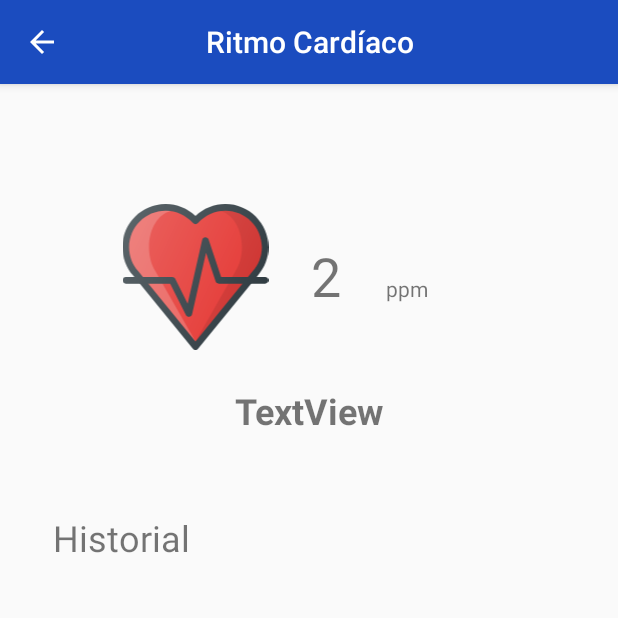
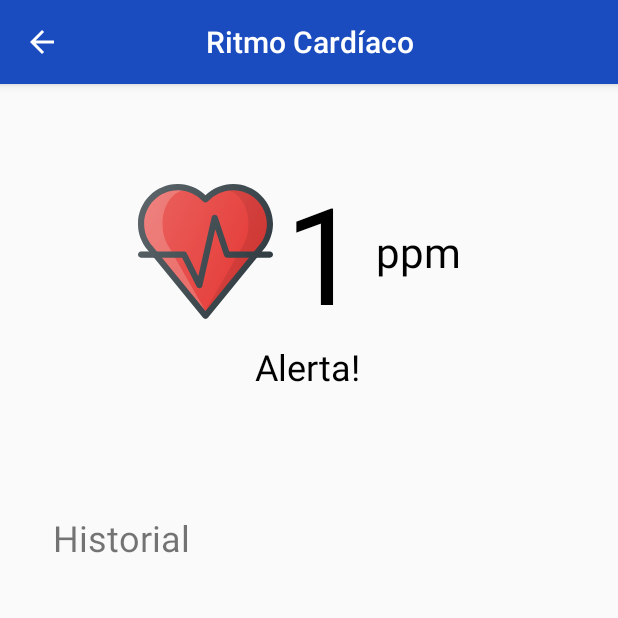
Before and after one commit to YerkoCuzmar/VitalSignsCheckup, an Android app: the screen it shows after launch (MonitorHeartRate), after a tap on "Ritmo Cardíaco", on a phone screen of 412 x 824 dp, the top half of it. Run offline under Robolectric (Android 15) with nearby library versions, the phone set to English and light mode, and no system bars.

Commit message:
Fragment para medicion de ritmo cardiaco.

```diff
--- a/app/build.gradle
+++ b/app/build.gradle
@@ -20,6 +20,10 @@ android {
             proguardFiles getDefaultProguardFile('proguard-android-optimize.txt'), 'proguard-rules.pro'
         }
     }
+
+    dataBinding{
+        enabled = true;
+    }
 }
 
 dependencies {
@@ -31,6 +35,7 @@ dependencies {
     implementation 'com.google.android.material:material:1.1.0'
     implementation 'androidx.recyclerview:recyclerview:1.1.0'
     implementation 'androidx.legacy:legacy-support-v4:1.0.0'
+    implementation 'androidx.lifecycle:lifecycle-extensions:2.2.0'
     testImplementation 'junit:junit:4.12'
     androidTestImplementation 'androidx.test.ext:junit:1.1.1'
     androidTestImplementation 'androidx.test.espresso:espresso-core:3.2.0'
--- /dev/null
+++ b/app/src/main/java/com/example/vitalsignscheckup/HistoryFragment.java
@@ -0,0 +1,64 @@
+package com.example.vitalsignscheckup;
+
+import android.os.Bundle;
+
+import androidx.fragment.app.Fragment;
+
+import android.view.LayoutInflater;
+import android.view.View;
+import android.view.ViewGroup;
+
+/**
+ * A simple {@link Fragment} subclass.
+ * Use the {@link HistoryFragment#newInstance} factory method to
+ * create an instance of this fragment.
+ */
+public class HistoryFragment extends Fragment {
+
+    // TODO: Rename parameter arguments, choose names that match
+    // the fragment initialization parameters, e.g. ARG_ITEM_NUMBER
+    private static final String ARG_PARAM1 = "param1";
+    private static final String ARG_PARAM2 = "param2";
+
+    // TODO: Rename and change types of parameters
+    private String mParam1;
+    private String mParam2;
+
+    public HistoryFragment() {
+        // Required empty public constructor
+    }
+
+    /**
+     * Use this factory method to create a new instance of
+     * this fragment using the provided parameters.
+     *
+     * @param param1 Parameter 1.
+     * @param param2 Parameter 2.
+     * @return A new instance of fragment HistoryFragment.
+     */
+    // TODO: Rename and change types and number of parameters
+    public static HistoryFragment newInstance(String param1, String param2) {
+        HistoryFragment fragment = new HistoryFragment();
+        Bundle args = new Bundle();
+        args.putString(ARG_PARAM1, param1);
+        args.putString(ARG_PARAM2, param2);
+        fragment.setArguments(args);
+        return fragment;
+    }
+
+    @Override
+    public void onCreate(Bundle savedInstanceState) {
+        super.onCreate(savedInstanceState);
+        if (getArguments() != null) {
+            mParam1 = getArguments().getString(ARG_PARAM1);
+            mParam2 = getArguments().getString(ARG_PARAM2);
+        }
+    }
+
+    @Override
+    public View onCreateView(LayoutInflater inflater, ViewGroup container,
+                             Bundle savedInstanceState) {
+        // Inflate the layout for this fragment
+        return inflater.inflate(R.layout.fragment_history, container, false);
+    }
+}
--- a/app/src/main/java/com/example/vitalsignscheckup/MonitorHeartRate.java
+++ b/app/src/main/java/com/example/vitalsignscheckup/MonitorHeartRate.java
@@ -13,10 +13,14 @@ import java.util.Objects;
 
 public class MonitorHeartRate extends AppCompatActivity {
 
+    private int count;
+    private ReadingFragment readingFragment = new ReadingFragment();
 
-    int count = 0;
     protected void onCreate(Bundle savedInstanceState) {
+        count = 0;
         super.onCreate(savedInstanceState);
+        getSupportFragmentManager().beginTransaction().add(R.id.readingContainer, readingFragment)
+                .addToBackStack("heart_rate_reading").commit();
         setContentView(R.layout.activity_monitor_heart_rate);
         ActionBar actionBar = Objects.requireNonNull(getSupportActionBar());
         actionBar.setDisplayOptions(ActionBar.DISPLAY_SHOW_CUSTOM);
@@ -27,38 +31,7 @@ public class MonitorHeartRate extends AppCompatActivity {
         TextView actionBarTitle = findViewById(R.id.custom_app_bar_title);
         actionBarTitle.setText(R.string.MonitorHeartRateTitle);
 
-        //TextView tv1 = (TextView)findViewById(R.id.alerta_heart);
-        //tv1.setText("Mostrar Alerta");
 
-        TextView tv2 = (TextView)findViewById(R.id.medida_heart);
-        tv2.setText("Midiendo");
-
-        TextView tv3 = (TextView)findViewById(R.id.med_ppm);
-        tv3.setText("ppm");
-
-
-
-        final TextView textView = (TextView)findViewById(R.id.medida_heart);
-        Thread t=new Thread(){
-            @Override
-            public void run(){
-                while(!isInterrupted()){
-                    try {
-                        Thread.sleep(1000);  //1000ms = 1 sec
-                        runOnUiThread(new Runnable() {
-                            @Override
-                            public void run() {
-                                count++;
-                                textView.setText(String.valueOf(count));
-                            }
-                        });
-                    } catch (InterruptedException e) {
-                        e.printStackTrace();
-                    }
-                }
-            }
-        };
-        t.start();
     }
 
 
@@ -76,12 +49,12 @@ public class MonitorHeartRate extends AppCompatActivity {
     }
 
 
-    public void ShowAlerta(){
-        TextView tv1 = (TextView)findViewById(R.id.alerta_heart);
-        tv1.setText("Mostrar Alerta");
-    }
-    public void ShowData(){
-        TextView tv2 = (TextView)findViewById(R.id.medida_heart);
-        tv2.setText("55 BPM");
-    }
+//    public void ShowAlerta(){
+//        TextView tv1 = (TextView)findViewById(R.id.alerta_heart);
+//        tv1.setText("Mostrar Alerta");
+//    }
+//    public void ShowData(){
+//        TextView tv2 = (TextView)findViewById(R.id.medida_heart);
+//        tv2.setText("55 BPM");
+//    }
 }
--- /dev/null
+++ b/app/src/main/java/com/example/vitalsignscheckup/ReadingFragment.java
@@ -0,0 +1,51 @@
+package com.example.vitalsignscheckup;
+
+import android.os.Bundle;
+
+import androidx.annotation.NonNull;
+import androidx.annotation.Nullable;
+import androidx.fragment.app.Fragment;
+
+import android.view.LayoutInflater;
+import android.view.View;
+import android.view.ViewGroup;
+import android.widget.TextView;
+
+public class ReadingFragment extends Fragment {
+
+    public ReadingFragment() {
+    }
+
+    @Override
+    public View onCreateView(LayoutInflater inflater, ViewGroup container,
+                             Bundle savedInstanceState) {
+        return inflater.inflate(R.layout.fragment_reading, container, false);
+    }
+
+    @Override
+    public void onViewCreated(@NonNull View view, @Nullable Bundle savedInstanceState) {
+        super.onViewCreated(view, savedInstanceState);
+        final TextView reading = getView().findViewById(R.id.heartRate_reading);
+
+        Thread t=new Thread(){
+            @Override
+            public void run(){
+                final int[] count = {0};
+                while(!isInterrupted()){
+                    try {
+                        Thread.sleep(1000);  //1000ms = 1 sec
+                        getActivity().runOnUiThread(new Runnable() {
+                            @Override
+                            public void run() {
+                                reading.setText(String.valueOf(count[0]++));
+                            }
+                        });
+                    } catch (InterruptedException e) {
+                        e.printStackTrace();
+                    }
+                }
+            }
+        };
+        t.start();
+    }
+}
--- a/app/src/main/res/layout/activity_monitor_heart_rate.xml
+++ b/app/src/main/res/layout/activity_monitor_heart_rate.xml
@@ -6,70 +6,18 @@
     android:layout_width="match_parent"
     android:layout_height="match_parent">
 
-    <LinearLayout
-        android:id="@+id/linearLayout"
+    <androidx.fragment.app.FragmentContainerView
+        android:id="@+id/readingContainer"
         android:layout_width="410dp"
         android:layout_height="257dp"
+
         android:orientation="horizontal"
-        tools:layout_editor_absoluteX="0dp"
-        tools:layout_editor_absoluteY="0dp"
-        tools:ignore="MissingConstraints">
+        app:layout_constraintStart_toStartOf="parent"
+        app:layout_constraintTop_toTopOf="parent">
 
-    </LinearLayout>
+    </androidx.fragment.app.FragmentContainerView>
 
-    <ImageView
-        android:id="@+id/imageView"
-        android:layout_width="142dp"
-        android:layout_height="97dp"
-        android:layout_marginEnd="150dp"
-        android:layout_weight="1"
-        app:layout_constraintBottom_toBottomOf="@+id/linearLayout"
-        app:layout_constraintEnd_toEndOf="@+id/linearLayout"
-        app:layout_constraintStart_toStartOf="@+id/linearLayout"
-        app:layout_constraintTop_toTopOf="parent"
-        app:srcCompat="@drawable/ic_heart"
-        android:contentDescription="TODO" />
 
-    <TextView
-        android:id="@+id/alerta_heart"
-        android:layout_width="wrap_content"
-        android:layout_height="wrap_content"
-        android:layout_weight="1"
-        android:text="TextView"
-        android:textSize="24sp"
-        android:textStyle="bold"
-        app:layout_constraintBottom_toBottomOf="@+id/linearLayout"
-        app:layout_constraintEnd_toEndOf="parent"
-        app:layout_constraintStart_toStartOf="parent"
-        app:layout_constraintTop_toBottomOf="@+id/imageView" />
-
-    <TextView
-        android:id="@+id/medida_heart"
-        android:layout_width="50dp"
-        android:layout_height="100dp"
-        android:layout_marginTop="55dp"
-        android:layout_marginEnd="30dp"
-        android:text="TextView"
-        android:textSize="36sp"
-        app:layout_constraintBottom_toBottomOf="@+id/linearLayout"
-        app:layout_constraintEnd_toEndOf="parent"
-        app:layout_constraintHorizontal_bias="0.05"
-        app:layout_constraintStart_toEndOf="@+id/imageView"
-        app:layout_constraintTop_toTopOf="parent"
-        app:layout_constraintVertical_bias="0.47000003" />
-
-    <TextView
-        android:id="@+id/med_ppm"
-        android:layout_width="wrap_content"
-        android:layout_height="wrap_content"
-        android:layout_marginTop="15dp"
-        android:layout_weight="1"
-        android:text="TextView"
-        app:layout_constraintBottom_toBottomOf="@+id/linearLayout"
-        app:layout_constraintEnd_toEndOf="@+id/linearLayout"
-        app:layout_constraintHorizontal_bias="0.0"
-        app:layout_constraintStart_toEndOf="@+id/medida_heart"
-        app:layout_constraintTop_toTopOf="parent" />
 
     <TextView
         android:id="@+id/textView3"
@@ -81,7 +29,7 @@
         app:layout_constraintEnd_toEndOf="parent"
         app:layout_constraintHorizontal_bias="0.11"
         app:layout_constraintStart_toStartOf="parent"
-        app:layout_constraintTop_toBottomOf="@+id/linearLayout"
+        app:layout_constraintTop_toBottomOf="@+id/readingContainer"
         app:layout_constraintVertical_bias="0.060000002" />
 
 </androidx.constraintlayout.widget.ConstraintLayout>
--- /dev/null
+++ b/app/src/main/res/layout/fragment_history.xml
@@ -0,0 +1,14 @@
+<?xml version="1.0" encoding="utf-8"?>
+<FrameLayout xmlns:android="http://schemas.android.com/apk/res/android"
+    xmlns:tools="http://schemas.android.com/tools"
+    android:layout_width="match_parent"
+    android:layout_height="match_parent"
+    tools:context=".HistoryFragment">
+
+    <!-- TODO: Update blank fragment layout -->
+    <TextView
+        android:layout_width="match_parent"
+        android:layout_height="match_parent"
+        android:text="@string/hello_blank_fragment" />
+
+</FrameLayout>
--- /dev/null
+++ b/app/src/main/res/layout/fragment_reading.xml
@@ -0,0 +1,59 @@
+<?xml version="1.0" encoding="utf-8"?>
+<RelativeLayout xmlns:android="http://schemas.android.com/apk/res/android"
+    xmlns:app="http://schemas.android.com/apk/res-auto"
+    android:layout_gravity="center"
+    android:layout_centerInParent="true"
+    android:layout_height="wrap_content"
+    android:layout_width="wrap_content">
+    <LinearLayout
+        android:layout_width="match_parent"
+        android:layout_height="wrap_content"
+        android:orientation="vertical">
+        <LinearLayout
+            android:layout_width="wrap_content"
+            android:layout_height="wrap_content"
+            android:orientation="horizontal"
+            android:layout_gravity="center">
+            <ImageView
+                android:id="@+id/heartRate_img"
+                android:layout_width="90dp"
+                android:layout_height="90dp"
+                android:layout_gravity="center"
+                app:srcCompat="@drawable/ic_heart" />
+
+            <TextView
+                android:id="@+id/heartRate_reading"
+                android:layout_width="wrap_content"
+                android:layout_height="wrap_content"
+                android:textAlignment="textStart"
+                android:gravity="start"
+                android:layout_gravity="center"
+                android:text="6"
+                android:textSize="90sp"
+                android:textColor="@color/colorPrimaryText"
+                android:layout_marginStart="@dimen/default_gap"/>
+
+            <TextView
+                android:id="@+id/heartRate_unit"
+                android:layout_width="wrap_content"
+                android:layout_height="wrap_content"
+                android:textSize="28sp"
+                android:padding="10dp"
+                android:text="ppm"
+                android:textColor="@color/colorPrimaryText"
+                android:layout_gravity="center"/>
+        </LinearLayout>
+
+        <TextView
+            android:id="@+id/heartRate_alert_msg"
+            android:layout_width="wrap_content"
+            android:layout_height="wrap_content"
+            android:textSize="24sp"
+            android:text="Alerta!"
+            android:layout_gravity="center_horizontal"
+            android:textColor="@color/colorPrimaryText">
+
+        </TextView>
+
+    </LinearLayout>
+</RelativeLayout>
--- a/app/src/main/res/values/strings.xml
+++ b/app/src/main/res/values/strings.xml
@@ -11,4 +11,6 @@
     <string name="MonitorHeartRateTitle">Ritmo Cardíaco</string>
 
     <string name="WIP">Trabajo en Progreso</string>
+    <!-- TODO: Remove or change this placeholder text -->
+    <string name="hello_blank_fragment">Hello blank fragment</string>
 </resources>
```
